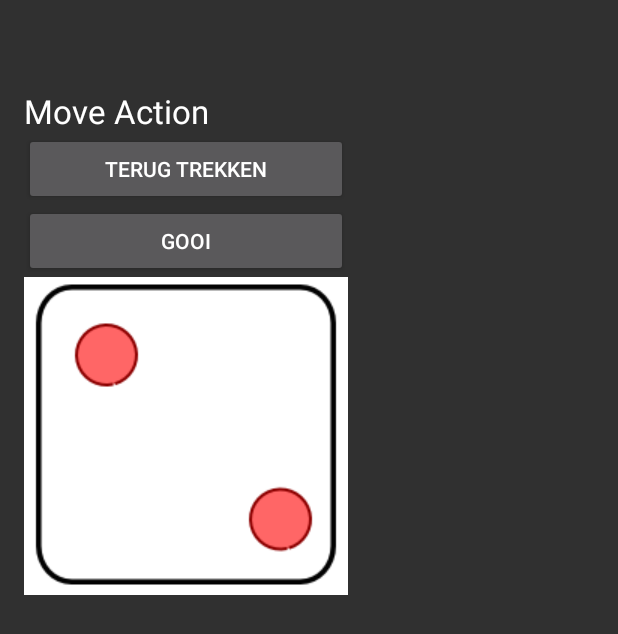
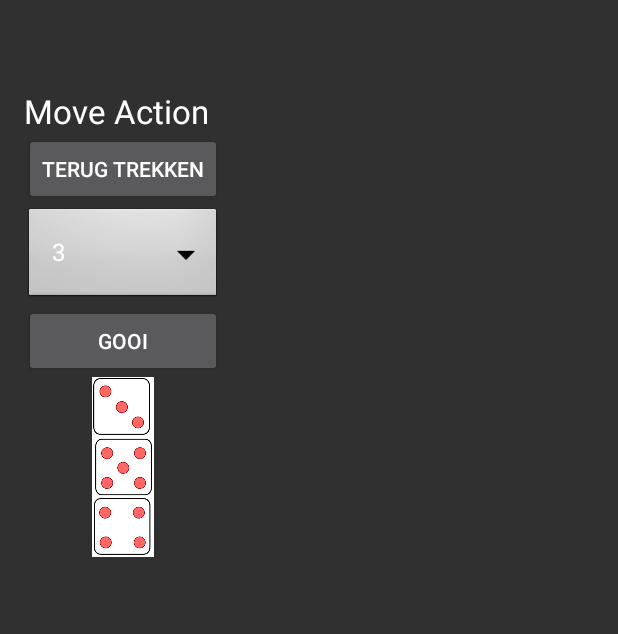
Before and after one commit to henricozondag/RiskElite, an Android app: the MoveAction screen opened directly, with no data from a screen before it, after a tap on "GOOI", on a phone screen of 412 x 824 dp. Shown: the top 634 px of the screen. Run offline under Robolectric (Android 15) with nearby library versions, the phone set to English and light mode, and no system bars.

Commit message:
Ik kan er al drie gooien.... alleen de keuze lijst waarmee je zegt 1,2 of 3 dobbelstenen werkt niet. Dit moet ik nog uitzoeken.

```diff
--- a/app/src/main/java/mamahetogames/riskelite/MoveAction.java
+++ b/app/src/main/java/mamahetogames/riskelite/MoveAction.java
@@ -4,57 +4,104 @@ package mamahetogames.riskelite;
         import android.support.v7.app.AppCompatActivity;
         import android.os.Bundle;
         import android.view.View;
+        import android.widget.AdapterView;
+        import android.widget.ArrayAdapter;
         import android.widget.Button;
         import android.widget.ImageView;
-
+        import android.widget.Spinner;
+        import android.widget.Toast;
         import java.util.Random;
 
 public class MoveAction extends AppCompatActivity implements View.OnClickListener{
 
-    int myResult;
-    ImageView imageView2;
+    int resultDice1, resultDice2, resultDice3, numberOfDice;
+    ImageView imageDice1, imageDice2, imageDice3;
+    Random ran = new Random();
+    Spinner dropdown;
+    public String text;
 
     @Override
     protected void onCreate(Bundle savedInstanceState) {
         super.onCreate(savedInstanceState);
         setContentView(R.layout.activity_move_action);
 
+        // alle zooi om de spinner op het scherm te tonen
+        Spinner dropdown = (Spinner)findViewById(R.id.spinner1);
+        String[] items = new String[]{"3", "2", "1"};
+        ArrayAdapter<String> adapter = new ArrayAdapter<String>(this, android.R.layout.simple_spinner_dropdown_item, items);
+        dropdown.setAdapter(adapter);
+        dropdown.setOnItemSelectedListener(new AdapterView.OnItemSelectedListener() {
+            @Override
+            public void onItemSelected(AdapterView<?> arg0, View arg1,
+                                       int arg2, long arg3) {
+                // TODO Auto-generated method stub
+                Object item = arg0.getItemAtPosition(arg2);
+                if (item!=null) {
+                    Toast.makeText(MoveAction.this, item.toString(),
+                            Toast.LENGTH_SHORT).show();
+                }
+                Toast.makeText(MoveAction.this, "Selected",
+                        Toast.LENGTH_SHORT).show();
+            }
+
+            @Override
+            public void onNothingSelected(AdapterView<?> arg0) {
+                // TODO Auto-generated method stub
+            }
+        });
+
+        String text = dropdown.getSelectedItem().toString();
+
+        // Code om de string uit de spinner om te zetten naar een int
+        numberOfDice = Integer.parseInt(text.replaceAll("[\\D]",""));
+
+        // button om terug te gaan naar buttonMovePhase
         Button buttonMovePhase2 = (Button) findViewById(R.id.buttonMovePhase2);
         buttonMovePhase2.setOnClickListener(this);
+
+        // button waarmee de aanvaller zijn dobbelstenen gaat gooien
         Button buttonGooiAttack = (Button) findViewById(R.id.buttonGooiAttack);
         buttonGooiAttack.setOnClickListener(this);
-        imageView2 = (ImageView)findViewById(R.id.imageView2);;
+        imageDice1 = (ImageView)findViewById(R.id.imageDice1);
+        imageDice2 = (ImageView)findViewById(R.id.imageDice2);
+        imageDice3 = (ImageView)findViewById(R.id.imageDice3);
     }
 
-    public void rollDice() {
-        myResult = new Random(System.currentTimeMillis()).nextInt(6)+1;
-        switch(myResult){
-            case 1:
-                imageView2.setImageResource(R.mipmap.dice_1);
-                break;
+    public void rollDice(int numberOfDice) {
+        resultDice1 = ran.nextInt(7);
 
-            case 2:
-                imageView2.setImageResource(R.mipmap.dice_2);
-                break;
-
-            case 3:
-                imageView2.setImageResource(R.mipmap.dice_3);
-                break;
-
-            case 4:
-                imageView2.setImageResource(R.mipmap.dice_4);
-                break;
-
-            case 5:
-                imageView2.setImageResource(R.mipmap.dice_5);
-                break;
-
-            case 6:
-                imageView2.setImageResource(R.mipmap.dice_6);
-                break;
+        switch(resultDice1){
+            case 1: imageDice1.setImageResource(R.mipmap.dice_1); break;
+            case 2: imageDice1.setImageResource(R.mipmap.dice_2); break;
+            case 3: imageDice1.setImageResource(R.mipmap.dice_3); break;
+            case 4: imageDice1.setImageResource(R.mipmap.dice_4); break;
+            case 5: imageDice1.setImageResource(R.mipmap.dice_5); break;
+            case 6: imageDice1.setImageResource(R.mipmap.dice_6); break;
+        }
+        if (numberOfDice > 1) {
+            resultDice2 = ran.nextInt(7);
+            switch (resultDice2) {
+                case 1: imageDice2.setImageResource(R.mipmap.dice_1); break;
+                case 2: imageDice2.setImageResource(R.mipmap.dice_2); break;
+                case 3: imageDice2.setImageResource(R.mipmap.dice_3); break;
+                case 4: imageDice2.setImageResource(R.mipmap.dice_4); break;
+                case 5: imageDice2.setImageResource(R.mipmap.dice_5); break;
+                case 6: imageDice2.setImageResource(R.mipmap.dice_6); break;
+            }
+        }
+            if (numberOfDice > 2) {
+                resultDice3 = ran.nextInt(7);
+                switch (resultDice3) {
+                    case 1: imageDice3.setImageResource(R.mipmap.dice_1); break;
+                    case 2: imageDice3.setImageResource(R.mipmap.dice_2); break;
+                    case 3: imageDice3.setImageResource(R.mipmap.dice_3); break;
+                    case 4: imageDice3.setImageResource(R.mipmap.dice_4); break;
+                    case 5: imageDice3.setImageResource(R.mipmap.dice_5); break;
+                    case 6: imageDice3.setImageResource(R.mipmap.dice_6); break;
+                }
+            }
 
         }
-    }
 
     @Override
     public void onClick(View v) {
@@ -65,7 +112,7 @@ public class MoveAction extends AppCompatActivity implements View.OnClickListene
                 startActivity(i);
                 break;
             case R.id.buttonGooiAttack:
-                rollDice();
+                rollDice(numberOfDice);
                 break;
         }
     }
--- a/app/src/main/res/layout/activity_move_action.xml
+++ b/app/src/main/res/layout/activity_move_action.xml
@@ -33,18 +33,6 @@
             android:layout_width="match_parent"
             android:layout_height="match_parent">
 
-        </TableRow>
-
-        <TableRow
-            android:layout_width="wrap_content"
-            android:layout_height="100dp">
-
-        </TableRow>
-
-        <TableRow
-            android:layout_width="match_parent"
-            android:layout_height="match_parent">
-
             <Button
                 android:layout_width="wrap_content"
                 android:layout_height="wrap_content"
@@ -54,6 +42,25 @@
                 android:layout_alignParentBottom="true"
                 android:layout_alignStart="@+id/textViewMoveAction"
                 android:layout_column="24" />
+        </TableRow>
+
+        <TableRow
+            android:layout_width="wrap_content"
+            android:layout_height="100dp">
+
+            <Spinner
+                android:id="@+id/spinner1"
+                android:layout_width="match_parent"
+                android:layout_height="wrap_content"
+                android:background="@android:drawable/btn_dropdown"
+                android:spinnerMode="dropdown"
+                android:layout_column="24" />
+        </TableRow>
+
+        <TableRow
+            android:layout_width="match_parent"
+            android:layout_height="match_parent">
+
         </TableRow>
 
         <TableRow
@@ -174,15 +181,80 @@
         </TableRow>
 
         <TableRow
+            android:layout_width="40dp"
+            android:layout_height="40dp">
+
+            <ImageView
+                android:layout_width="40dp"
+                android:layout_height="40dp"
+                android:id="@+id/imageDice1"
+                android:layout_column="24"
+                android:src="@mipmap/dice_6" />
+
+        </TableRow>
+
+        <TableRow
+            android:layout_width="match_parent"
+            android:layout_height="match_parent"></TableRow>
+
+        <TableRow
+            android:layout_width="match_parent"
+            android:layout_height="match_parent"></TableRow>
+
+        <TableRow
+            android:layout_width="match_parent"
+            android:layout_height="match_parent"></TableRow>
+
+        <TableRow
+            android:layout_width="match_parent"
+            android:layout_height="match_parent">
+
+        </TableRow>
+
+        <TableRow
+            android:layout_width="match_parent"
+            android:layout_height="match_parent"></TableRow>
+
+        <TableRow
+            android:layout_width="match_parent"
+            android:layout_height="match_parent"></TableRow>
+
+        <TableRow
+            android:layout_width="match_parent"
+            android:layout_height="match_parent">
+
+        </TableRow>
+
+        <TableRow
+            android:layout_width="match_parent"
+            android:layout_height="match_parent">
+
+        </TableRow>
+
+        <TableRow
             android:layout_width="match_parent"
             android:layout_height="match_parent">
 
             <ImageView
-                android:layout_width="wrap_content"
-                android:layout_height="wrap_content"
-                android:id="@+id/imageView2"
+                android:layout_width="40dp"
+                android:layout_height="40dp"
+                android:id="@+id/imageDice2"
                 android:layout_column="24"
-                android:src="@mipmap/dice_6" />
+                android:src="@mipmap/dice_5"
+                android:contentDescription="testje2" />
+        </TableRow>
+
+        <TableRow
+            android:layout_width="match_parent"
+            android:layout_height="match_parent">
+
+            <ImageView
+                android:layout_width="40dp"
+                android:layout_height="40dp"
+                android:id="@+id/imageDice3"
+                android:layout_column="24"
+                android:src="@mipmap/dice_4"
+                android:contentDescription="testje" />
         </TableRow>
 
     </TableLayout>
```
